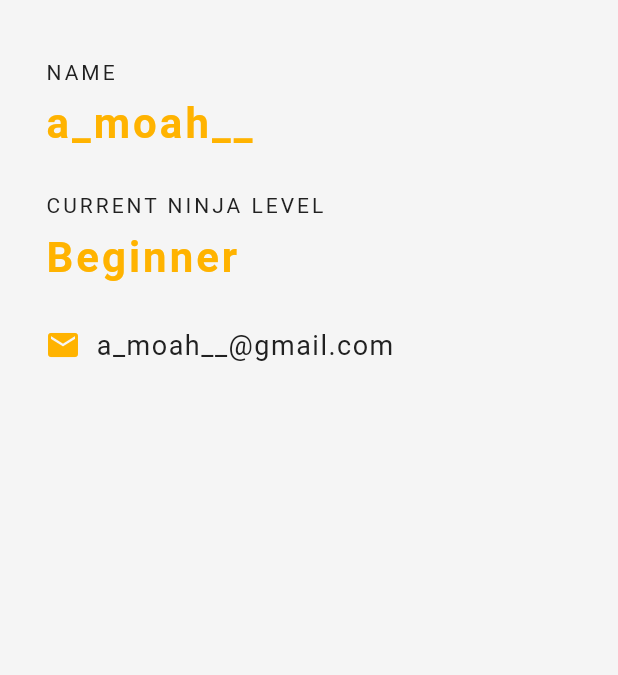
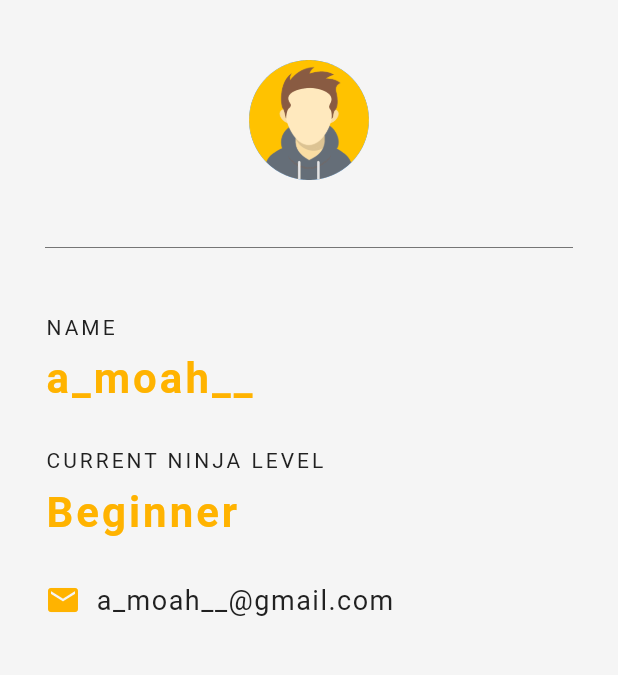
Before and after one commit to kwakyebrilliant/NinjaProject, a Flutter app: the screen it shows after launch, on a phone screen of 412 x 824 dp, the part 84-759 px from its top. Run offline on Flutter 3.47's test engine with Material 2 defaults, Android fonts, the phone set to English and light mode, and no system bars.

Commit message:
final updates

```diff
--- a/lib/main.dart
+++ b/lib/main.dart
@@ -22,6 +22,16 @@ class NinjaCard extends StatelessWidget {
         child: Column(
           crossAxisAlignment: CrossAxisAlignment.start,
           children: <Widget>[
+            const Center(
+              child: CircleAvatar(
+                backgroundImage: AssetImage('assets/avatar.png'),
+                radius: 40.0,
+              ),
+            ),
+            Divider(
+              height: 90.0,
+              color: Colors.grey[600],
+            ),
             Text(
               'NAME',
               style: TextStyle(
```
